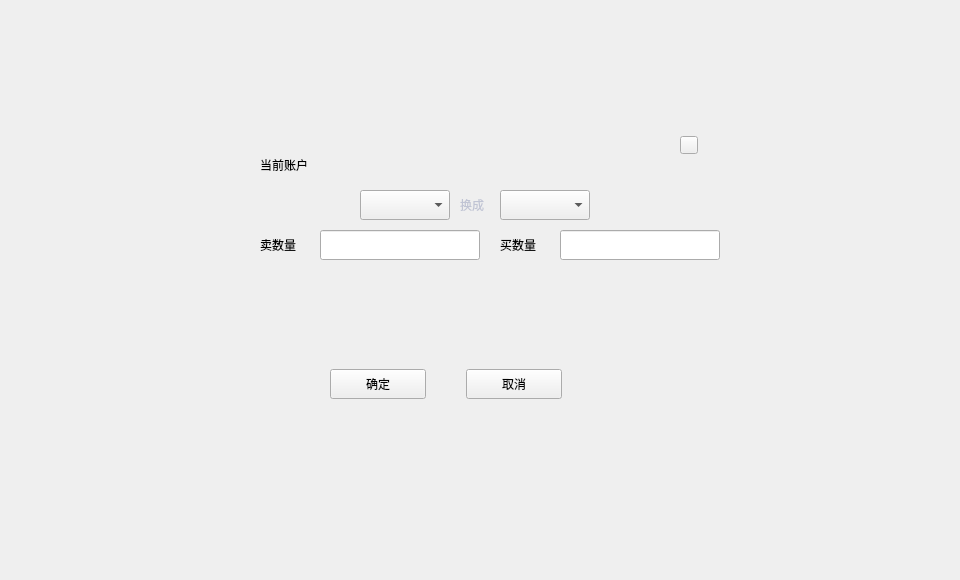
This is exchange/selldialog.ui in HcashOrg/hx-indicator as Qt 5 draws it before an edit. The edited form follows.
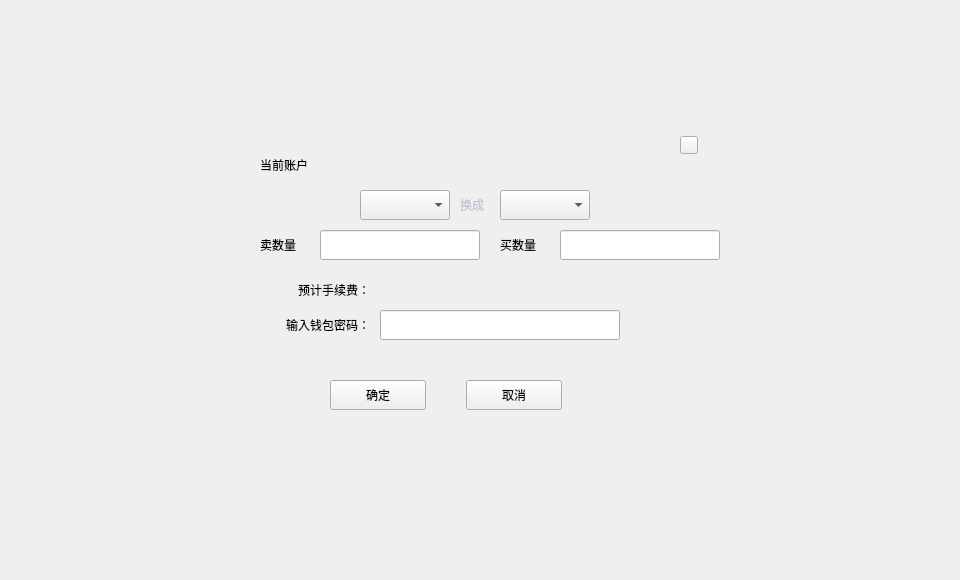
This is the edited form.

Diff of the .ui file:
```diff
--- a/exchange/selldialog.ui
+++ b/exchange/selldialog.ui
@@ -40,7 +40,7 @@
      <property name="geometry">
       <rect>
        <x>236</x>
-       <y>249</y>
+       <y>260</y>
        <width>96</width>
        <height>30</height>
       </rect>
@@ -59,7 +59,7 @@
      <property name="geometry">
       <rect>
        <x>100</x>
-       <y>249</y>
+       <y>260</y>
        <width>96</width>
        <height>30</height>
       </rect>
@@ -238,6 +238,80 @@
       <string/>
      </property>
     </widget>
+    <widget class="QLabel" name="contractFeeLabel">
+     <property name="geometry">
+      <rect>
+       <x>150</x>
+       <y>160</y>
+       <width>240</width>
+       <height>20</height>
+      </rect>
+     </property>
+     <property name="text">
+      <string/>
+     </property>
+     <property name="alignment">
+      <set>Qt::AlignLeading|Qt::AlignLeft|Qt::AlignVCenter</set>
+     </property>
+    </widget>
+    <widget class="QLabel" name="label_5">
+     <property name="geometry">
+      <rect>
+       <x>40</x>
+       <y>160</y>
+       <width>100</width>
+       <height>20</height>
+      </rect>
+     </property>
+     <property name="text">
+      <string>预计手续费：</string>
+     </property>
+     <property name="alignment">
+      <set>Qt::AlignRight|Qt::AlignTrailing|Qt::AlignVCenter</set>
+     </property>
+    </widget>
+    <widget class="QLabel" name="label_6">
+     <property name="geometry">
+      <rect>
+       <x>40</x>
+       <y>190</y>
+       <width>100</width>
+       <height>30</height>
+      </rect>
+     </property>
+     <property name="text">
+      <string>输入钱包密码：</string>
+     </property>
+     <property name="alignment">
+      <set>Qt::AlignRight|Qt::AlignTrailing|Qt::AlignVCenter</set>
+     </property>
+    </widget>
+    <widget class="QLineEdit" name="pwdLineEdit">
+     <property name="geometry">
+      <rect>
+       <x>150</x>
+       <y>190</y>
+       <width>240</width>
+       <height>30</height>
+      </rect>
+     </property>
+     <property name="echoMode">
+      <enum>QLineEdit::Password</enum>
+     </property>
+    </widget>
+    <widget class="QLabel" name="tipLabel">
+     <property name="geometry">
+      <rect>
+       <x>160</x>
+       <y>230</y>
+       <width>200</width>
+       <height>16</height>
+      </rect>
+     </property>
+     <property name="text">
+      <string/>
+     </property>
+    </widget>
    </widget>
   </widget>
  </widget>
```
